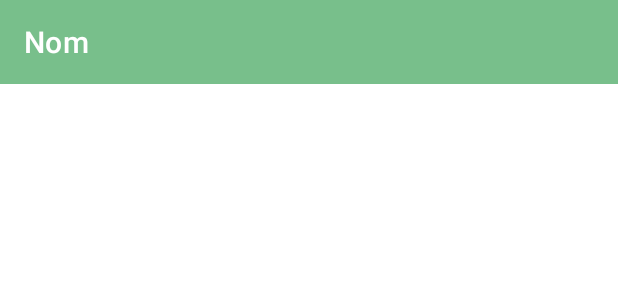
After one commit to Mvye/Nom, an Android app: the layout activity_compose.xml on its own in the app's theme, with its tools: preview values and no code run, on a phone screen of 412 x 824 dp. The commit adds this screen. Shown: the top 300 px of the screen. Run offline under Robolectric (Android 15) with nearby library versions, the phone set to English and light mode, and no system bars.

Commit message:
Separated Compose/MoreInfoCompose into a new Activity for better backing

```diff
--- a/app/src/main/java/com/mervynm/nom/LoginActivity.java
+++ b/app/src/main/java/com/mervynm/nom/LoginActivity.java
@@ -4,7 +4,6 @@ import androidx.appcompat.app.AppCompatActivity;
 
 import android.content.Intent;
 import android.os.Bundle;
-import android.util.Log;
 import android.view.View;
 import android.widget.Button;
 import android.widget.EditText;
--- a/app/src/main/java/com/mervynm/nom/fragments/LocationDialogFragment.java
+++ b/app/src/main/java/com/mervynm/nom/fragments/LocationDialogFragment.java
@@ -6,7 +6,6 @@ import android.os.Bundle;
 import androidx.annotation.NonNull;
 import androidx.annotation.Nullable;
 import androidx.fragment.app.DialogFragment;
-import androidx.fragment.app.Fragment;
 
 import android.view.LayoutInflater;
 import android.view.View;
--- a/app/src/main/java/com/mervynm/nom/models/Post.java
+++ b/app/src/main/java/com/mervynm/nom/models/Post.java
@@ -1,6 +1,4 @@
 package com.mervynm.nom.models;
-
-import androidx.annotation.NonNull;
 
 import com.parse.ParseClassName;
 import com.parse.ParseFile;
@@ -8,10 +6,7 @@ import com.parse.ParseObject;
 import com.parse.ParseRelation;
 import com.parse.ParseUser;
 
-import org.json.JSONArray;
-
 import java.util.List;
-import java.util.ListIterator;
 
 @ParseClassName("Post")
 public class Post extends ParseObject {
--- /dev/null
+++ b/app/src/main/res/drawable/ic_back.xml
@@ -0,0 +1,5 @@
+<vector android:height="24dp" android:tint="#FFFFFF"
+    android:viewportHeight="24" android:viewportWidth="24"
+    android:width="24dp" xmlns:android="http://schemas.android.com/apk/res/android">
+    <path android:fillColor="@android:color/white" android:pathData="M20,11H7.83l5.59,-5.59L12,4l-8,8 8,8 1.41,-1.41L7.83,13H20v-2z"/>
+</vector>
--- /dev/null
+++ b/app/src/main/res/layout/activity_compose.xml
@@ -0,0 +1,32 @@
+<?xml version="1.0" encoding="utf-8"?>
+<androidx.constraintlayout.widget.ConstraintLayout xmlns:android="http://schemas.android.com/apk/res/android"
+    xmlns:app="http://schemas.android.com/apk/res-auto"
+    xmlns:tools="http://schemas.android.com/tools"
+    android:layout_width="match_parent"
+    android:layout_height="match_parent"
+    tools:context=".ComposeActivity">
+
+
+    <com.google.android.material.appbar.MaterialToolbar
+        android:id="@+id/toolbarBackButton"
+        android:layout_width="match_parent"
+        android:layout_height="wrap_content"
+        android:background="?attr/colorPrimary"
+        android:minHeight="?attr/actionBarSize"
+        android:theme="?attr/actionBarTheme"
+        app:collapseIcon="@drawable/ic_back"
+        app:layout_constraintEnd_toEndOf="parent"
+        app:layout_constraintStart_toStartOf="parent"
+        app:layout_constraintTop_toTopOf="parent"
+        app:subtitleTextColor="#FFFFFF"
+        app:title="Nom"
+        app:titleTextColor="#FFFFFF" />
+    <FrameLayout
+        android:id="@+id/frameLayoutContainer"
+        android:layout_width="match_parent"
+        android:layout_height="0dp"
+        app:layout_constraintBottom_toBottomOf="parent"
+        app:layout_constraintTop_toBottomOf="@+id/toolbarBackButton">
+
+    </FrameLayout>
+</androidx.constraintlayout.widget.ConstraintLayout>
```
Also changed, not shown: app/src/main/AndroidManifest.xml (+8 -2 lines), app/src/main/java/com/mervynm/nom/ComposeActivity.java (added, +63 -0 lines), app/src/main/java/com/mervynm/nom/MainActivity.java (+16 -2 lines), app/src/main/java/com/mervynm/nom/fragments/MoreInformationComposeFragment.java (+7 -4 lines), app/src/main/res/anim/left_in.xml (added, +8 -0 lines), app/src/main/res/anim/left_out.xml (added, +8 -0 lines), app/src/main/res/anim/right_in.xml (added, +8 -0 lines), app/src/main/res/anim/right_out.xml (added, +8 -0 lines).
